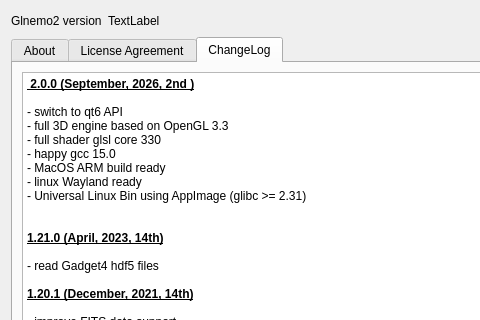
Qt form src/formabout.ui (jcldc/glnemo2) before a commit; both pictures show x 0 to 480 and y 0 to 320 of the 715 by 477 pixel window.
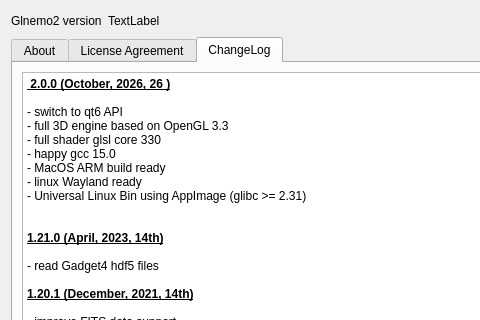
The same form after that commit. The open tabs and pages were chosen to show the change. Icons and pictures are not drawn.

The edit to the form file:
```diff
--- a/src/formabout.ui
+++ b/src/formabout.ui
@@ -1033,7 +1033,7 @@
 &lt;table border=&quot;0&quot; style=&quot;-qt-table-type: root; margin-top:4px; margin-bottom:4px; margin-left:4px; margin-right:4px;&quot;&gt;
 &lt;tr&gt;
 &lt;td style=&quot;border: none;&quot;&gt;
-&lt;p style=&quot; margin-top:0px; margin-bottom:0px; margin-left:0px; margin-right:0px; -qt-block-indent:0; text-indent:0px;&quot;&gt;&lt;span style=&quot; font-weight:700; text-decoration: underline;&quot;&gt; 2.0.0 (September, 2026, 2nd )&lt;/span&gt;&lt;/p&gt;
+&lt;p style=&quot; margin-top:0px; margin-bottom:0px; margin-left:0px; margin-right:0px; -qt-block-indent:0; text-indent:0px;&quot;&gt;&lt;span style=&quot; font-weight:700; text-decoration: underline;&quot;&gt; 2.0.0 (October, 2026, 26 )&lt;/span&gt;&lt;/p&gt;
 &lt;p style=&quot;-qt-paragraph-type:empty; margin-top:0px; margin-bottom:0px; margin-left:0px; margin-right:0px; -qt-block-indent:0; text-indent:0px;&quot;&gt;&lt;br /&gt;&lt;/p&gt;
 &lt;p style=&quot; margin-top:0px; margin-bottom:0px; margin-left:0px; margin-right:0px; -qt-block-indent:0; text-indent:0px;&quot;&gt;- switch to qt6 API&lt;/p&gt;
 &lt;p style=&quot; margin-top:0px; margin-bottom:0px; margin-left:0px; margin-right:0px; -qt-block-indent:0; text-indent:0px;&quot;&gt;- full 3D engine based on OpenGL 3.3&lt;/p&gt;
```
Left out of the diff: 20 changed lines with no effect on the pictures.
